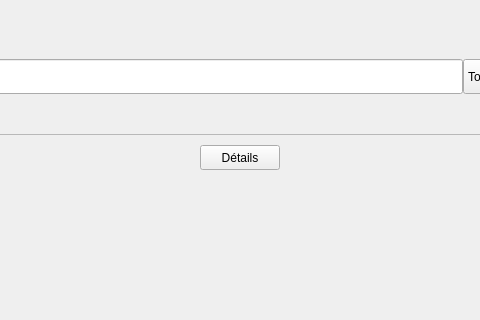
This is mainWindow.ui in Owkly/Qt-JO-MapApplication as Qt 5 draws it before an edit; both pictures show x 106 to 586 and y 0 to 320 of the 828 by 565 pixel window. The edited form follows.
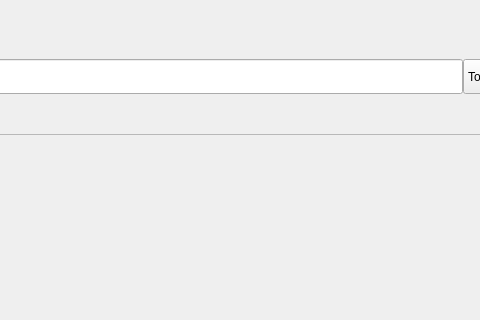
This is the edited form.

Diff of the .ui file:
```diff
--- a/mainWindow.ui
+++ b/mainWindow.ui
@@ -184,21 +184,8 @@
             <bool>true</bool>
            </property>
            <property name="autoFillBackground">
-            <bool>false</bool>
+            <bool>true</bool>
            </property>
-           <widget class="QPushButton" name="openDetailedInfoButton">
-            <property name="geometry">
-             <rect>
-              <x>240</x>
-              <y>10</y>
-              <width>80</width>
-              <height>25</height>
-             </rect>
-            </property>
-            <property name="text">
-             <string>Détails</string>
-            </property>
-           </widget>
           </widget>
          </widget>
         </item>
```
